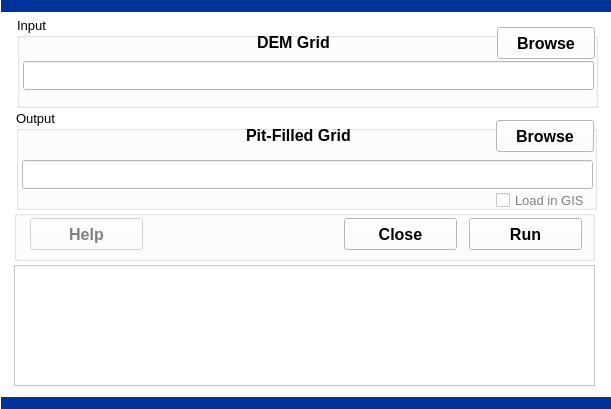
Qt form 2RasterProcessing/1FillPits/fillpits.ui (leonard-psu/PIHMgis) before a commit.
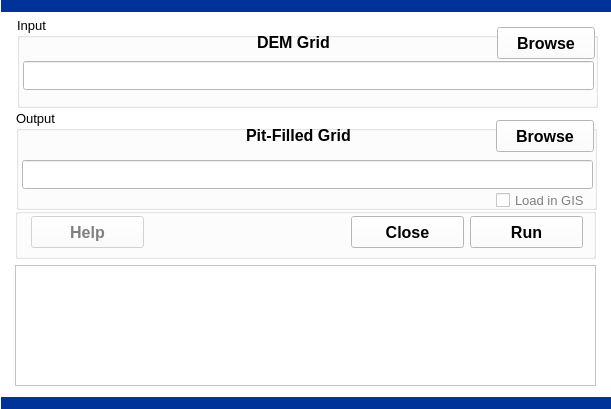
The same form after that commit.

```diff
--- a/2RasterProcessing/1FillPits/fillpits.ui
+++ b/2RasterProcessing/1FillPits/fillpits.ui
@@ -526,7 +526,7 @@
   <widget class="QTextBrowser" name="textBrowserLogs">
    <property name="geometry">
     <rect>
-     <x>14</x>
+     <x>15</x>
      <y>265</y>
      <width>581</width>
      <height>121</height>
@@ -1546,8 +1546,8 @@
   <widget class="QGroupBox" name="groupBoxButtons">
    <property name="geometry">
     <rect>
-     <x>14</x>
-     <y>210</y>
+     <x>15</x>
+     <y>208</y>
      <width>581</width>
      <height>51</height>
     </rect>
@@ -1577,7 +1577,7 @@
    <widget class="QPushButton" name="pushButtonClose">
     <property name="geometry">
      <rect>
-      <x>330</x>
+      <x>336</x>
       <y>8</y>
       <width>113</width>
       <height>32</height>
```
